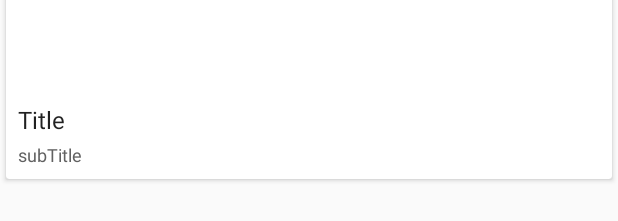
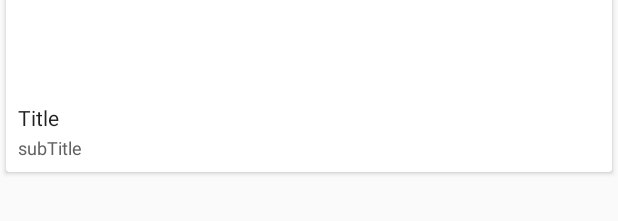
Before and after one commit to Zanerast/App-XyzReader, an Android app: the layout list_item_article.xml on its own in the app's theme, with its tools: preview values and no code run, on a phone screen of 412 x 824 dp. Shown: the part 309-530 px from the top of the screen. Run offline under Robolectric (Android 15) with nearby library versions, the phone set to English and light mode, and no system bars.

```diff
--- a/XYZReader/src/main/java/com/example/xyzreader/ui/ArticleDetailActivity.java
+++ b/XYZReader/src/main/java/com/example/xyzreader/ui/ArticleDetailActivity.java
@@ -188,5 +188,4 @@ public class ArticleDetailActivity extends ActionBarActivity
         }
     }
 
-
 }
--- a/XYZReader/src/main/res/layout/activity_article_list.xml
+++ b/XYZReader/src/main/res/layout/activity_article_list.xml
@@ -20,9 +20,9 @@
             android:background="@color/theme_background"
             android:layoutAnimation="@anim/layout_animation_from_bottom"
             android:clipToPadding="true"
-            android:paddingBottom="28dp"
-            android:paddingLeft="@dimen/rv_side_padding"
-            android:paddingRight="@dimen/rv_side_padding"
+            android:paddingBottom="@dimen/rv_padding_bottom"
+            android:paddingLeft="@dimen/rv_padding_horizontal"
+            android:paddingRight="@dimen/rv_padding_horizontal"
             android:paddingTop="?actionBarSize"
             android:scrollbarStyle="outsideOverlay" />
     </android.support.v4.widget.SwipeRefreshLayout>
--- a/XYZReader/src/main/res/layout/list_item_article.xml
+++ b/XYZReader/src/main/res/layout/list_item_article.xml
@@ -35,7 +35,7 @@
             style="@style/ThemeListItemTitle"
             android:layout_width="match_parent"
             android:layout_height="wrap_content"
-            android:paddingBottom="@dimen/list_item_title_bottom_padding"
+            android:paddingBottom="@dimen/list_item_title_padding_bottom"
             android:paddingEnd="@dimen/list_item_body_text_padding_side"
             android:paddingStart="@dimen/list_item_body_text_padding_side"
             android:paddingTop="@dimen/list_item_title_top_padding"
--- a/XYZReader/src/main/res/values-w800dp/macro_layout.xml
+++ b/XYZReader/src/main/res/values-w800dp/macro_layout.xml
@@ -1,6 +1,6 @@
 <resources>
     <!-- list -->
-    <dimen name="rv_side_padding">64dp</dimen>
+    <dimen name="rv_padding_horizontal">64dp</dimen>
     <dimen name="list_toolbar_side_margin">52dp</dimen> <!-- minus 64 - 12 -->
     <integer name="list_column_count">3</integer>
 
--- a/XYZReader/src/main/res/values/dimens.xml
+++ b/XYZReader/src/main/res/values/dimens.xml
@@ -4,14 +4,16 @@
     <dimen name="detail_body_text_size">18sp</dimen>
     <item name="detail_body_line_spacing_multiplier" format="float" type="fraction">1.25</item>
 
-    <dimen name="fab_elevation">2dp</dimen>
+    <dimen name="fab_elevation">4dp</dimen>
     <dimen name="fab_press_translation_z">6dp</dimen>
     <dimen name="fab_margin">24dp</dimen>
     <dimen name="detail_coord_elevation">4dp</dimen>
     <dimen name="list_item_body_text_padding_side">8dp</dimen>
     <dimen name="list_item_title_top_padding">4dp</dimen>
-    <dimen name="list_item_title_bottom_padding">4dp</dimen>
+    <dimen name="list_item_title_padding_bottom">2dp</dimen>
     <dimen name="list_item_side_photo_margin_side">8dp</dimen>
     <dimen name="list_item_body_text_padding_bottom">8dp</dimen>
+    <dimen name="rv_padding_bottom">4dp</dimen>
+    <dimen name="detail_show_more">2dp</dimen>
 
 </resources>
--- a/XYZReader/src/main/res/values/macro_layout.xml
+++ b/XYZReader/src/main/res/values/macro_layout.xml
@@ -1,7 +1,7 @@
 <resources>
 
     <!-- list -->
-    <dimen name="rv_side_padding">4dp</dimen>
+    <dimen name="rv_padding_horizontal">4dp</dimen>
     <dimen name="list_toolbar_side_margin">0dp</dimen>
     <integer name="list_column_count">2</integer>
 
@@ -16,7 +16,7 @@
     <dimen name="detail_metabar_vert_padding">16dp</dimen>
     <dimen name="detail_metabar_title_bottom_padding">4dp</dimen>
     <dimen name="detail_body_top_margin">16dp</dimen>
-    <dimen name="detail_body_bottom_margin">88dp</dimen>
+    <dimen name="detail_body_bottom_margin">4dp</dimen>
     <dimen name="detail_title_start_end_padding">6dp</dimen>
     <integer name="detail_body_text_max_lines">20</integer>
 </resources>
--- a/XYZReader/src/main/res/values/styles.xml
+++ b/XYZReader/src/main/res/values/styles.xml
@@ -33,7 +33,8 @@
 
     <style name="ThemeListItemTitle" parent="TextAppearance.AppCompat.Subhead">
         <item name="android:ellipsize">end</item>
-        <item name="android:maxLines">2</item>
+        <item name="android:textSize">14sp</item>
+        <item name="android:maxLines">1</item>
     </style>
 
     <style name="ThemeListItemSubTitle" parent="TextAppearance.AppCompat.Body1">
```
Also changed, not shown: XYZReader/src/main/java/com/example/xyzreader/ui/ArticleDetailFragment.java (+22 -6 lines), XYZReader/src/main/res/layout/fragment_article_detail.xml (+19 -3 lines), XYZReader/src/main/res/drawable/show_more.png (added).
